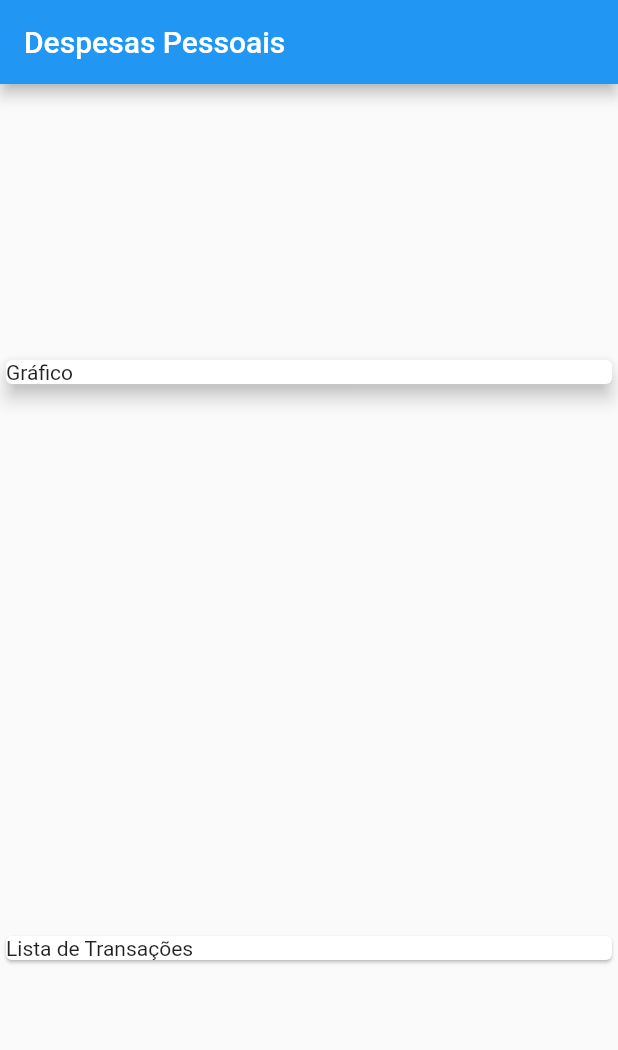
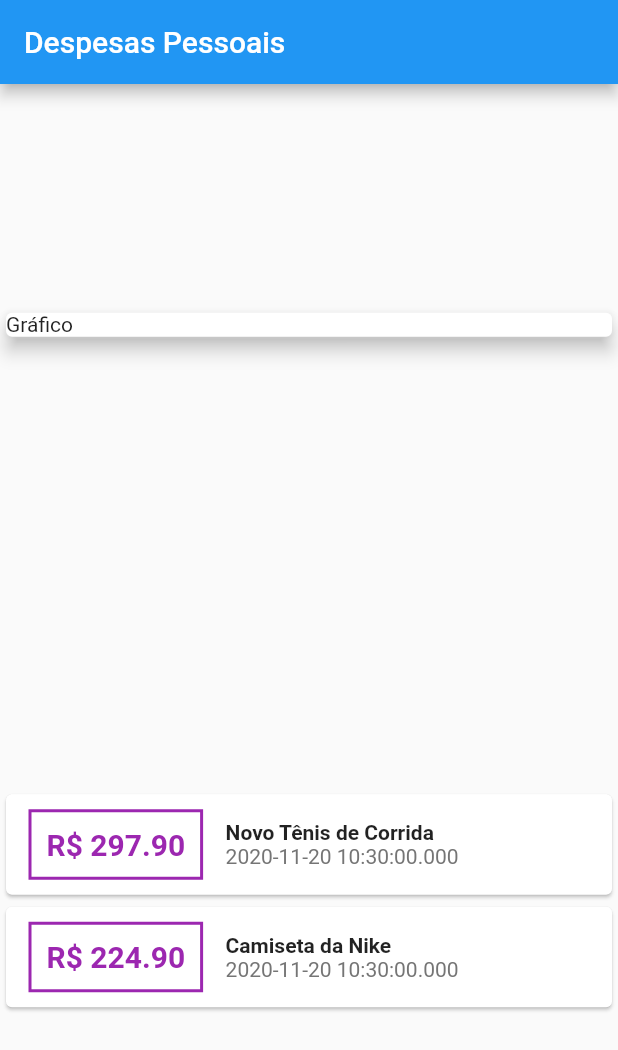
Before and after one commit to raphael251/expanses, a Flutter app: the screen it shows after launch, on a phone screen of 412 x 824 dp. Shown: the top 1050 px of the screen. Run offline on Flutter 3.47's test engine with Material 2 defaults, Android fonts, the phone set to English and light mode, and no system bars.

Commit message:
chore: add intl lib and start to edit the transactions card style

```diff
--- a/lib/main.dart
+++ b/lib/main.dart
@@ -45,8 +45,53 @@ class MyHomePage extends StatelessWidget {
               elevation: 5,
             ),
           ),
-          Card(
-            child: Text('Lista de Transações'),
+          Column(
+            children: _transactions.map((tr) {
+              return Card(
+                child: Row(
+                  children: [
+                    Container(
+                      margin: EdgeInsets.symmetric(
+                        horizontal: 15,
+                        vertical: 10,
+                      ),
+                      padding: EdgeInsets.all(10),
+                      decoration: BoxDecoration(
+                        border: Border.all(
+                          color: Colors.purple,
+                          width: 2,
+                        ),
+                      ),
+                      child: Text(
+                        'R\$ ${tr.value.toStringAsFixed(2)}',
+                        style: TextStyle(
+                          fontWeight: FontWeight.bold,
+                          fontSize: 20,
+                          color: Colors.purple,
+                        ),
+                      ),
+                    ),
+                    Column(
+                      crossAxisAlignment: CrossAxisAlignment.start,
+                      children: [
+                        Text(
+                          tr.title,
+                          style: TextStyle(
+                            fontWeight: FontWeight.bold,
+                          ),
+                        ),
+                        Text(
+                          tr.date.toString(),
+                          style: TextStyle(
+                            color: Colors.grey[600],
+                          ),
+                        ),
+                      ],
+                    ),
+                  ],
+                ),
+              );
+            }).toList(),
           ),
         ],
       ),
--- a/pubspec.yaml
+++ b/pubspec.yaml
@@ -23,6 +23,7 @@ environment:
 dependencies:
   flutter:
     sdk: flutter
+  intl: 0.16.1
 
 
   # The following adds the Cupertino Icons font to your application.
```
Also changed, not shown: pubspec.lock, 1 other file.
